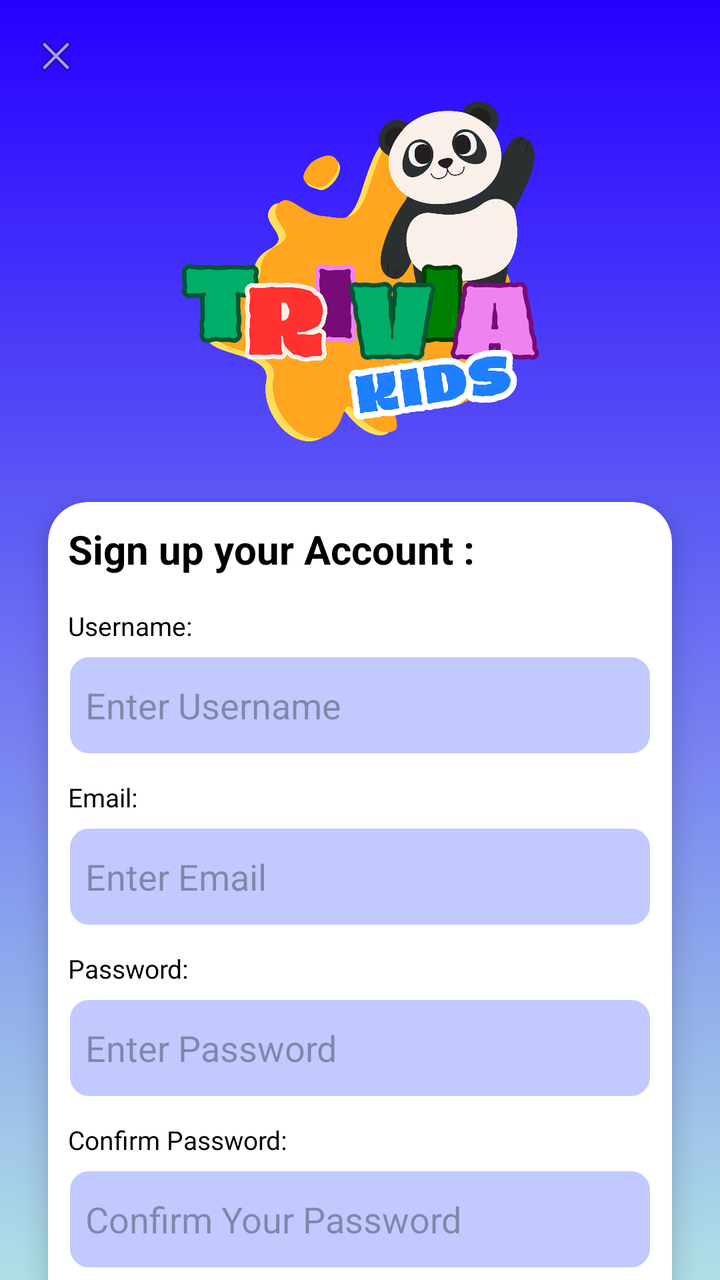
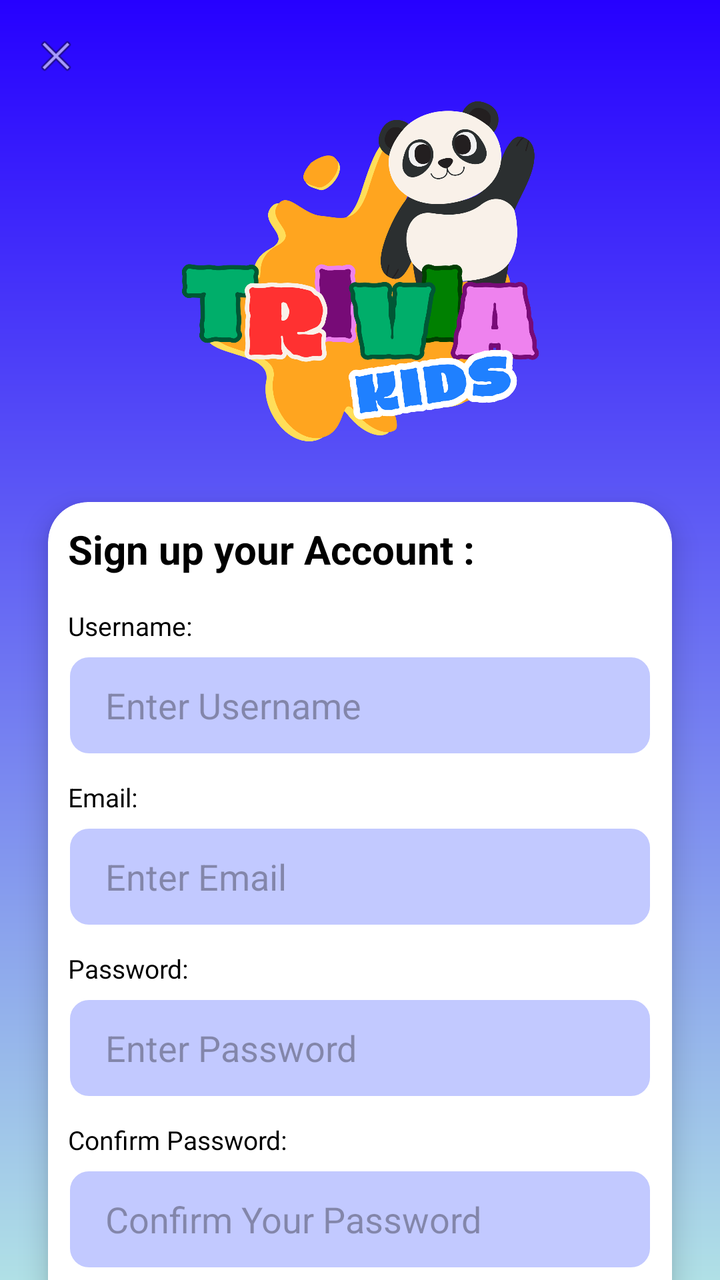

Two renders of the same Android screen: before a commit and after it. Below are the layout's source before the change and the commit's diff.
<!-- AndroidManifest.xml: application theme Theme.QuizApp -->
<!-- res/layout/signup_page.xml -->
<?xml version="1.0" encoding="utf-8"?>
<androidx.constraintlayout.widget.ConstraintLayout
    xmlns:android="http://schemas.android.com/apk/res/android"
    xmlns:app="http://schemas.android.com/apk/res-auto"
    xmlns:tools="http://schemas.android.com/tools"
    android:layout_width="match_parent"
    android:layout_height="match_parent"
    android:background="@drawable/bg">

    <ImageView
        android:id="@+id/btnClose"
        android:layout_width="24dp"
        android:layout_height="24dp"
        android:layout_margin="16dp"
        android:src="@android:drawable/ic_menu_close_clear_cancel"
        app:layout_constraintStart_toStartOf="parent"
        app:layout_constraintTop_toTopOf="parent"/>

    <ImageView
        android:id="@+id/imgLogo"
        android:layout_width="205dp"
        android:layout_height="183dp"
        android:layout_marginTop="4dp"
        android:src="@drawable/logotrivia"
        app:layout_constraintEnd_toEndOf="parent"
        app:layout_constraintStart_toStartOf="parent"
        app:layout_constraintTop_toBottomOf="@id/btnClose" />

    <androidx.cardview.widget.CardView
        android:layout_width="0dp"
        android:layout_height="wrap_content"
        android:layout_margin="24dp"
        app:cardCornerRadius="20dp"
        app:cardElevation="8dp"
        app:layout_constraintTop_toBottomOf="@id/imgLogo"
        app:layout_constraintStart_toStartOf="parent"
        app:layout_constraintEnd_toEndOf="parent">

        <LinearLayout
            android:layout_width="match_parent"
            android:layout_height="match_parent"
            android:orientation="vertical"
            android:padding="10dp">

            
            <TextView
                android:layout_width="wrap_content"
                android:layout_height="wrap_content"
                android:layout_marginBottom="16dp"
                android:text="Sign up your Account :"
                android:textColor="#000000"
                android:textSize="20sp"
                android:textStyle="bold" />

            
            <TextView
                android:layout_width="wrap_content"
                android:layout_height="wrap_content"
                android:text="Username:"
                android:textColor="#000000"
                android:textSize="13sp" />

            <EditText
                android:id="@+id/etUsername"
                android:layout_width="match_parent"
                android:layout_height="50dp"
                android:layout_marginTop="6dp"
                android:layout_marginBottom="12dp"
                android:background="@drawable/edit_text_rounded_corner"
                android:hint="  Enter Username"
                android:inputType="textPersonName" />

            
            <TextView
                android:layout_width="wrap_content"
                android:layout_height="wrap_content"
                android:text="Email:"
                android:textColor="#000000"
                android:textSize="13sp" />

            <EditText
                android:id="@+id/etEmail"
                android:layout_width="match_parent"
                android:layout_height="50dp"
                android:layout_marginTop="6dp"
                android:layout_marginBottom="12dp"
                android:background="@drawable/edit_text_rounded_corner"
                android:hint="  Enter Email"
                android:inputType="textPersonName" />
            

            
            <TextView
                android:layout_width="wrap_content"
                android:layout_height="wrap_content"
                android:text="Password:"
                android:textColor="#000000"
                android:textSize="13sp" />

            <EditText
                android:id="@+id/etPassword"
                android:layout_width="match_parent"
                android:layout_height="50dp"
                android:layout_marginTop="6dp"
                android:layout_marginBottom="12dp"
                android:background="@drawable/edit_text_rounded_corner"
                android:hint="  Enter Password"
                android:inputType="textPassword" />

            <TextView
                android:layout_width="wrap_content"
                android:layout_height="wrap_content"
                android:text="Confirm Password:"
                android:textColor="#000000"
                android:textSize="13sp" />

            <EditText
                android:id="@+id/etConfirmPassword"
                android:layout_width="match_parent"
                android:layout_height="50dp"
                android:layout_marginTop="6dp"
                android:layout_marginBottom="20dp"
                android:background="@drawable/edit_text_rounded_corner"
                android:hint="  Confirm Your Password"
                android:inputType="textPassword" />

            
            <Button
                android:id="@+id/btnSignUp"
                android:layout_width="match_parent"
                android:layout_height="50dp"
                android:backgroundTint="#7C8CFB"
                android:text="SIGN UP"
                android:textColor="@android:color/white"
                android:textSize="18sp"
                android:textStyle="bold" />

        </LinearLayout>
    </androidx.cardview.widget.CardView>

</androidx.constraintlayout.widget.ConstraintLayout>
<!-- resources referenced by this layout -->
<resources>
  <!-- drawable bg (drawable) -->
  <?xml version="1.0" encoding="utf-8"?>
  <shape xmlns:android="http://schemas.android.com/apk/res/android"
      android:shape="rectangle">
      <gradient
          android:startColor="#2600FF"
          android:endColor="#B0E0E6"
          android:angle="-90"
          android:centerY="0.8"/>
  </shape>
  <!-- drawable edit_text_rounded_corner (drawable) -->
  <?xml version="1.0" encoding="utf-8"?>
  <shape android:shape="rectangle" xmlns:android="http://schemas.android.com/apk/res/android">
  
  <stroke android:width="1dp" android:color="@color/white"/>
  <corners android:radius="10dp"/>
  <solid android:color="@color/textPurple"/>
  </shape>
  <!-- drawable logotrivia: png bitmap (drawable, 164232 bytes) -->
  <style name="Theme.QuizApp" parent="Base.Theme.QuizApp" />
  <color name="white">#FFFFFFFF</color>
  <color name="textPurple">#C2C9FF</color>
  <style name="Base.Theme.QuizApp" parent="Theme.Material3.DayNight.NoActionBar">
          
          <item name="colorPrimary">@color/purple</item>
          <item name="colorPrimaryVariant">@color/blue</item>
          <item name="android:statusBarColor">@color/blue</item>
      </style>
  <color name="purple">#2600FF</color>
  <color name="blue">#B0E0E6</color>
</resources>

<!-- the commit's change to res/layout/signup_page.xml (unified diff, before → after) -->
@@ -67,6 +67,8 @@
                 android:layout_marginTop="6dp"
                 android:layout_marginBottom="12dp"
                 android:background="@drawable/edit_text_rounded_corner"
+                android:paddingStart="10dp"
+                android:paddingLeft="10dp"
                 android:hint="  Enter Username"
                 android:inputType="textPersonName" />
 
@@ -85,6 +87,8 @@
                 android:layout_marginTop="6dp"
                 android:layout_marginBottom="12dp"
                 android:background="@drawable/edit_text_rounded_corner"
+                android:paddingStart="10dp"
+                android:paddingLeft="10dp"
                 android:hint="  Enter Email"
                 android:inputType="textPersonName" />
             
@@ -104,6 +108,8 @@
                 android:layout_marginTop="6dp"
                 android:layout_marginBottom="12dp"
                 android:background="@drawable/edit_text_rounded_corner"
+                android:paddingStart="10dp"
+                android:paddingLeft="10dp"
                 android:hint="  Enter Password"
                 android:inputType="textPassword" />
 
@@ -121,6 +127,8 @@
                 android:layout_marginTop="6dp"
                 android:layout_marginBottom="20dp"
                 android:background="@drawable/edit_text_rounded_corner"
+                android:paddingStart="10dp"
+                android:paddingLeft="10dp"
                 android:hint="  Confirm Your Password"
                 android:inputType="textPassword" />
 
